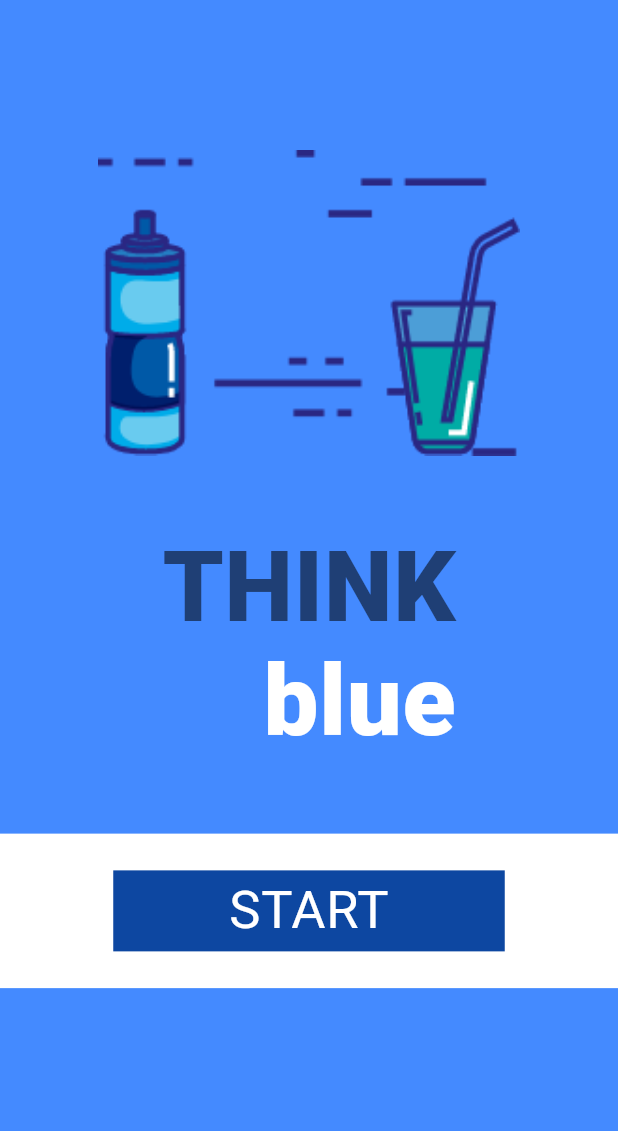
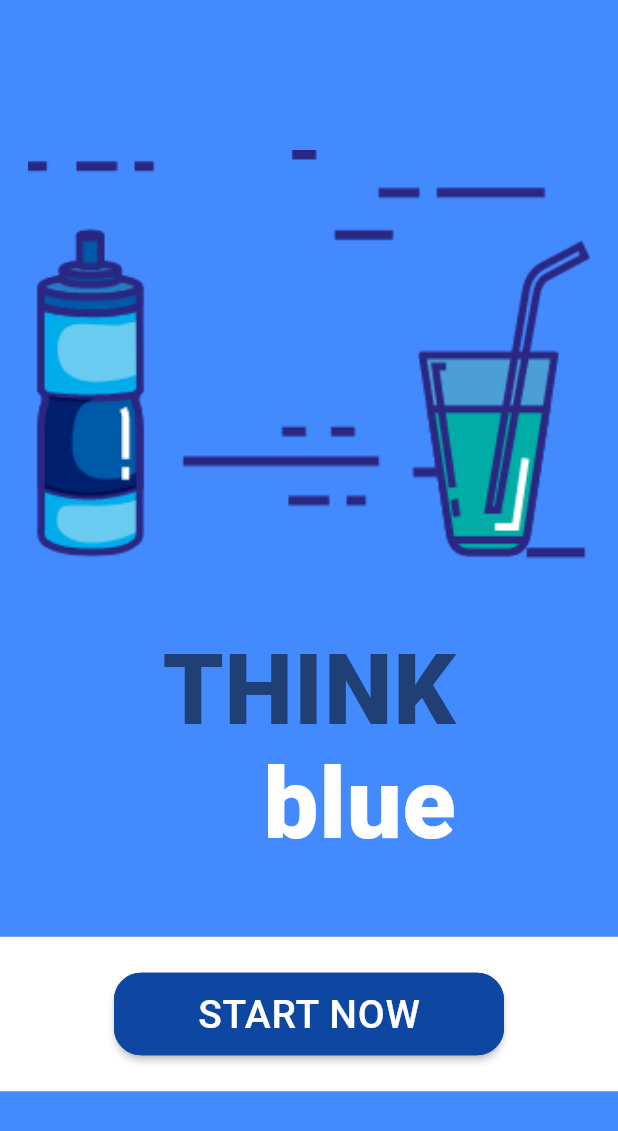
Before and after one commit to momshaddinury/Think-Blue, a Flutter app: the screen it shows after launch, on a phone screen of 412 x 824 dp. Shown: the top 1131 px of the screen. Run offline on Flutter 3.47's test engine with Material 2 defaults, Android fonts, the phone set to English and light mode, and no system bars.

Commit message:
Button was created as a Container. #1
Working on Welcome Screen

```diff
--- a/App/think_blue/lib/main.dart
+++ b/App/think_blue/lib/main.dart
@@ -8,7 +8,10 @@ class BaseFunction extends StatelessWidget {
     return MaterialApp(
       debugShowCheckedModeBanner: false,
       title: 'Landing Page',
-      home: Scaffold(backgroundColor: Colors.blueAccent, body: BodyFunction()),
+      home: Scaffold(
+        backgroundColor: Colors.blueAccent,
+        body: BodyFunction(),
+      ),
     );
   }
 }
@@ -20,13 +23,15 @@ class BodyFunction extends StatelessWidget {
       child: Column(
         children: <Widget>[
           Container(
+            //Center Image
             padding: EdgeInsets.only(top: 100.0, bottom: 50),
             child: Image.asset(
-              'images/water.png',
+              'images/waterhd.png',
               scale: 0.8,
             ),
           ),
           Column(
+            //App Name Holder
             crossAxisAlignment: CrossAxisAlignment.end,
             children: <Widget>[
               Container(
@@ -66,31 +71,28 @@ class BodyFunction extends StatelessWidget {
             color: Colors.white,
             height: 103,
             child: Row(
+              mainAxisAlignment: MainAxisAlignment.center,
               crossAxisAlignment: CrossAxisAlignment.center,
-              mainAxisAlignment: MainAxisAlignment.center,
               children: <Widget>[
-                Container(
-                  margin: EdgeInsets.symmetric(vertical: 24.0),
-                  width: 261,
-                  color: Colors.blue.shade900,
-                  height: 54,
-                  child: Row(
-                    crossAxisAlignment: CrossAxisAlignment.center,
-                    mainAxisAlignment: MainAxisAlignment.center,
-                    children: <Widget>[
-                      Container(
-                        child: Text(
-                          "START",
-                          style: TextStyle(
-                            color: Colors.white,
-                            //fontWeight: FontWeight.w800,
-                            fontFamily: 'Roboto',
-                            letterSpacing: 0.5,
-                            fontSize: 35,
-                          ),
-                        ),
-                      ),
-                    ],
+                ButtonTheme(
+                  minWidth: 260.0,
+                  height: 55.0,
+                  child: RaisedButton(
+                    shape: new RoundedRectangleBorder(
+                      borderRadius: new BorderRadius.circular(18.0),
+                      side: BorderSide(color: Colors.blue.shade900),
+                    ),
+                    onPressed: () {},
+                    splashColor: Colors.blueAccent,
+                    color: Colors.blue.shade900,
+                    textColor: Colors.white,
+                    child: Text("Start now".toUpperCase(),
+                        style: TextStyle(
+                          fontSize: 26,
+                          fontFamily: 'Roboto',
+                          letterSpacing: 0.5,
+                        )
+                    ),
                   ),
                 ),
               ],
```
Also changed, not shown: App/think_blue/images/hugo-no-messages.png (deleted), App/think_blue/images/waterhd.png (added).
